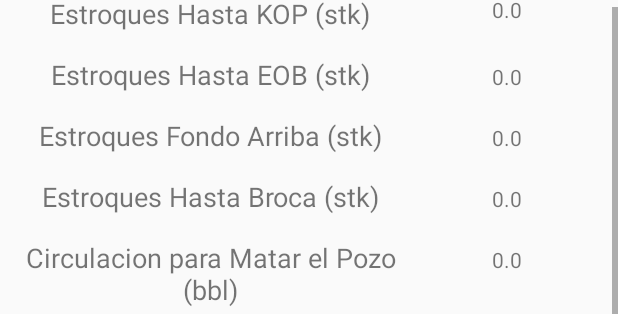
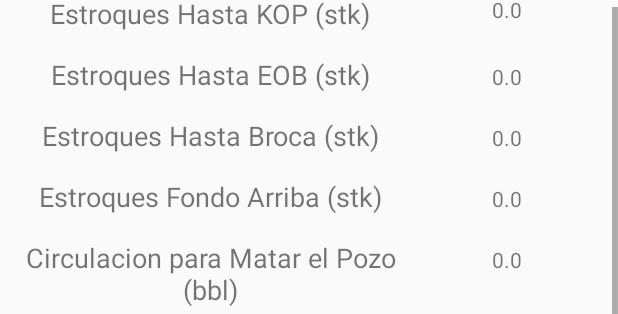
Before and after one commit to MauricioMeza/APPEP, an Android app: the layout fragment_add_pozo4.xml on its own in the app's theme, with its tools: preview values and no code run, scrolled down 576 dp, on a phone screen of 412 x 824 dp. Shown: the part 390-704 px from the top of the screen. Run offline under Robolectric (Android 15) with nearby library versions, the light colour scheme and no system bars.

Commit message:
Hopefully si Dios lo pelmite fixed the component selection bug

```diff
--- a/app/src/main/java/com/example/appep/UI/AddPozoFragment2.java
+++ b/app/src/main/java/com/example/appep/UI/AddPozoFragment2.java
@@ -109,6 +109,7 @@ public class AddPozoFragment2 extends Fragment {
         intComponentRecyclerView = view.findViewById(R.id.recyclerViewCompIntr);
         intComponentRecyclerView.setLayoutManager(new LinearLayoutManager(view.getContext(), LinearLayoutManager.VERTICAL, false));
         intComponentRecyclerView.setAdapter(new ComponenteAdapter(view.getContext(), comps, this, intComponentRecyclerView));
+        intComponentRecyclerView.setFocusable(false);
         return view;
     }
 
--- a/app/src/main/java/com/example/appep/UI/AddPozoFragment3.java
+++ b/app/src/main/java/com/example/appep/UI/AddPozoFragment3.java
@@ -100,7 +100,7 @@ public class AddPozoFragment3 extends Fragment {
         anlComponentRecyclerView = view.findViewById(R.id.recyclerViewCompAnlr);
         anlComponentRecyclerView.setLayoutManager(new LinearLayoutManager(view.getContext(), LinearLayoutManager.VERTICAL, false));
         anlComponentRecyclerView.setAdapter(new ComponenteAdapter(view.getContext(), comps, this, anlComponentRecyclerView));
-
+        anlComponentRecyclerView.setFocusable(false);
         return view;
     }
 
--- a/app/src/main/res/layout/fragment_add_pozo4.xml
+++ b/app/src/main/res/layout/fragment_add_pozo4.xml
@@ -278,30 +278,6 @@
                     android:orientation="horizontal">
 
                     <TextView
-                        android:id="@+id/textViewEs"
-                        android:layout_width="match_parent"
-                        android:layout_height="wrap_content"
-                        android:layout_weight="1"
-                        android:text="@string/fnl_esfa"
-                        android:textAlignment="center"
-                        android:textSize="18sp" />
-
-                    <TextView
-                        android:id="@+id/textViewEsFa"
-                        android:layout_width="match_parent"
-                        android:layout_height="wrap_content"
-                        android:layout_weight="2"
-                        android:text="@string/temp_real"
-                        android:textAlignment="center" />
-                </LinearLayout>
-
-                <LinearLayout
-                    android:layout_width="match_parent"
-                    android:layout_height="match_parent"
-                    android:layout_margin="8dp"
-                    android:orientation="horizontal">
-
-                    <TextView
                         android:id="@+id/textViewEsB"
                         android:layout_width="match_parent"
                         android:layout_height="wrap_content"
@@ -318,6 +294,30 @@
                         android:text="@string/temp_real"
                         android:textAlignment="center"
                         android:textSize="14sp" />
+                </LinearLayout>
+
+                <LinearLayout
+                    android:layout_width="match_parent"
+                    android:layout_height="match_parent"
+                    android:layout_margin="8dp"
+                    android:orientation="horizontal">
+
+                    <TextView
+                        android:id="@+id/textViewEs"
+                        android:layout_width="match_parent"
+                        android:layout_height="wrap_content"
+                        android:layout_weight="1"
+                        android:text="@string/fnl_esfa"
+                        android:textAlignment="center"
+                        android:textSize="18sp" />
+
+                    <TextView
+                        android:id="@+id/textViewEsFa"
+                        android:layout_width="match_parent"
+                        android:layout_height="wrap_content"
+                        android:layout_weight="2"
+                        android:text="@string/temp_real"
+                        android:textAlignment="center" />
                 </LinearLayout>
 
                 <LinearLayout
```
Also changed, not shown: app/src/main/java/com/example/appep/UI/RecyclerViewClasses/ComponenteAdapter.java (+13 -2 lines).
